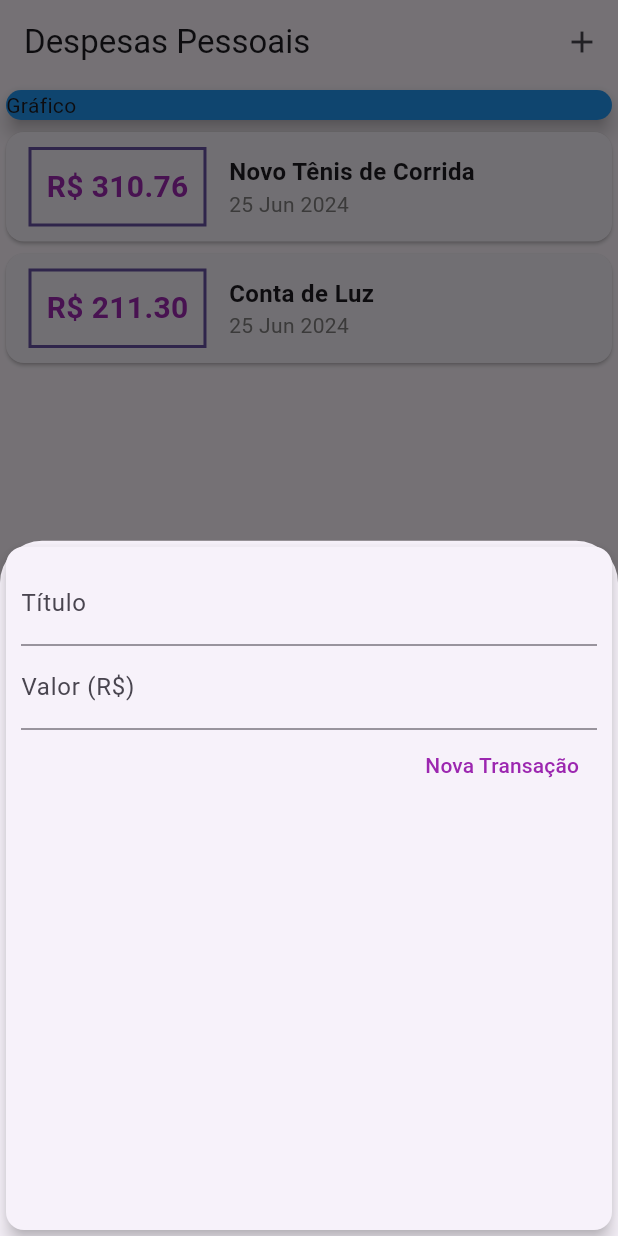
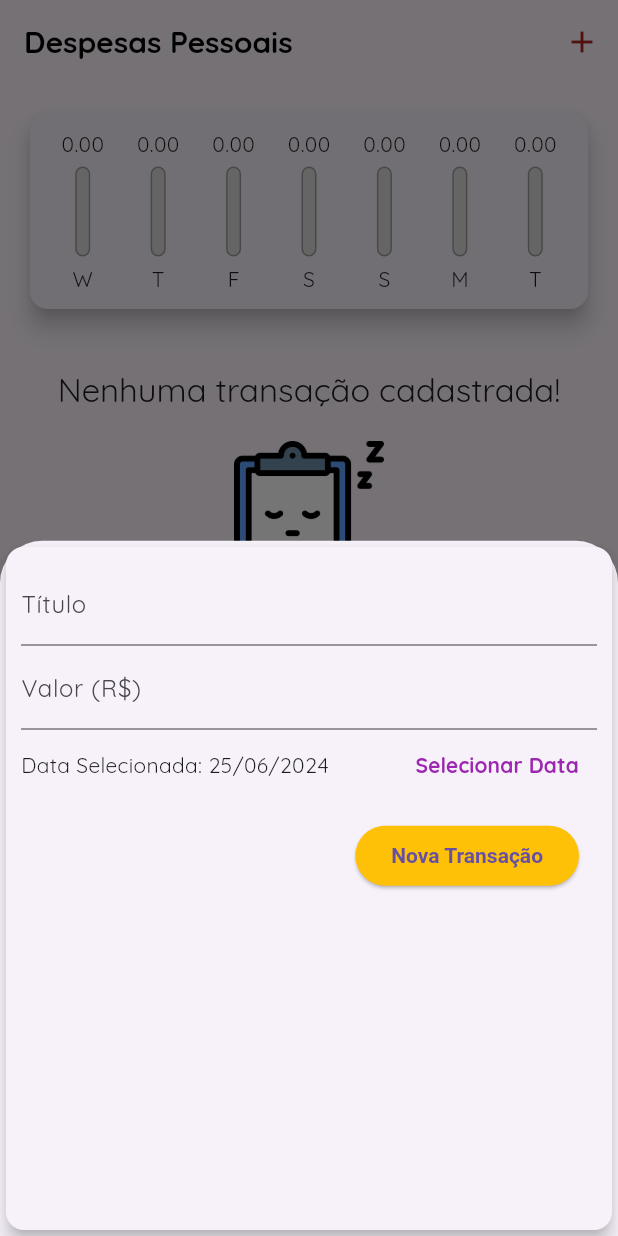
Before and after one commit to raissalves/AppControleDespesas, a Flutter app: the screen it shows after launch, after a tap on the "add" icon, on a phone screen of 412 x 824 dp. Run offline on Flutter 3.47's test engine with Material 3 defaults, Android fonts, the phone set to English and light mode, and no system bars.

Commit message:
atualizações mais recentes

```diff
--- /dev/null
+++ b/flutter_application_test1/lib/componentes/grafico.dart
@@ -0,0 +1,70 @@
+import 'package:flutter/material.dart';
+import 'package:flutter_application_test1/componentes/grafico_barra.dart';
+import 'package:intl/intl.dart';
+import '../models/transaction.dart';
+
+class Grafico extends StatelessWidget {
+  final List<Transaction> recentTransaction;
+
+  const Grafico(this.recentTransaction, {Key? key}) : super(key: key);
+
+  List<Map<String, Object>> get groupedTransactions {
+    return List.generate(7, (index) {
+      final weekDay = DateTime.now().subtract(
+        Duration(days: index),
+      );
+
+      double totalSum = 0.0;
+
+      for (var i = 0; i < recentTransaction.length; i++) {
+        bool sameDay = recentTransaction[i].date.day == weekDay.day;
+        bool sameMonth = recentTransaction[i].date.month == weekDay.month;
+        bool sameYear = recentTransaction[i].date.year == weekDay.year;
+
+        if (sameDay && sameMonth && sameYear) {
+          totalSum += recentTransaction[i].value;
+        }
+      }
+
+      print(DateFormat.E().format(weekDay)[0]);
+      print(totalSum);
+
+      return {
+        'day': DateFormat.E().format(weekDay)[0],
+        'value': totalSum,
+      };
+    }).reversed.toList();
+  }
+
+  double get _totalSemana {
+    return groupedTransactions.fold(0.0, (sum, trx) {
+      return sum + (trx['value'] as double);
+    });
+  }
+
+  @override
+  Widget build(BuildContext context) {
+    return Card(
+      elevation: 6,
+      margin: const EdgeInsets.all(20),
+      child: Padding(
+        padding: const EdgeInsets.all(10),
+        child: Row(
+          mainAxisAlignment: MainAxisAlignment.spaceAround,
+          children: groupedTransactions.map((trx) {
+            return Flexible(
+              fit: FlexFit.tight,
+              child: GraficoBarra(
+                dia: trx['day'] as String,
+                valor: trx['value'] as double,
+                porcentagem: _totalSemana == 0
+                    ? 0
+                    : (trx['value'] as double) / _totalSemana,
+              ),
+            );
+          }).toList(),
+        ),
+      ),
+    );
+  }
+}
--- /dev/null
+++ b/flutter_application_test1/lib/componentes/grafico_barra.dart
@@ -0,0 +1,57 @@
+import 'package:flutter/material.dart';
+import 'package:flutter/widgets.dart';
+
+class GraficoBarra extends StatelessWidget {
+  final String? dia;
+  final double? valor;
+  final double? porcentagem;
+
+  GraficoBarra({
+    this.dia,
+    this.valor,
+    this.porcentagem,
+    Key? key,
+  }) : super(key: key);
+
+  @override
+  Widget build(BuildContext context) {
+    return Column(
+      children: [
+        Container(
+            height: 20,
+            child: FittedBox(child: Text('${valor!.toStringAsFixed(2)}'))),
+        const SizedBox(height: 5),
+        SizedBox(
+          height: 60,
+          width: 10,
+          child: Stack(
+            alignment: Alignment.bottomCenter,
+            children: <Widget>[
+              Container(
+                decoration: BoxDecoration(
+                  border: Border.all(
+                    color: Colors.grey,
+                    width: 1.0,
+                  ),
+                  color: const Color.fromRGBO(220, 220, 220, 1),
+                  borderRadius: BorderRadius.circular(5),
+                ),
+              ),
+              FractionallySizedBox(
+                heightFactor: porcentagem,
+                child: Container(
+                  decoration: BoxDecoration(
+                    color: Theme.of(context).primaryColor,
+                    borderRadius: BorderRadius.circular(5),
+                  ),
+                ),
+              ),
+            ],
+          ),
+        ),
+        const SizedBox(height: 5),
+        Text(dia!),
+      ],
+    );
+  }
+}
--- a/flutter_application_test1/lib/componentes/transacao_form.dart
+++ b/flutter_application_test1/lib/componentes/transacao_form.dart
@@ -1,7 +1,9 @@
 import 'package:flutter/material.dart';
+import 'package:flutter/widgets.dart';
+import 'package:intl/intl.dart';
 
 class TransactionForm extends StatefulWidget {
-  final void Function(String, double) onSubmit;
+  final void Function(String, double, DateTime) onSubmit;
 
   const TransactionForm(this.onSubmit, {Key? key}) : super(key: key);
 
@@ -10,19 +12,36 @@ class TransactionForm extends StatefulWidget {
 }
 
 class _TransactionFormState extends State<TransactionForm> {
-  final titleController = TextEditingController();
-
-  final valueController = TextEditingController();
+  final _titleController = TextEditingController();
+  final _valueController = TextEditingController();
+  DateTime _selectedDate = DateTime.now();
 
   _submitForm() {
-    final title = titleController.text;
-    final value = double.tryParse(valueController.text) ?? 0;
+    final title = _titleController.text;
+    final value = double.tryParse(_valueController.text) ?? 0.0;
 
-    if (title.isEmpty || value <= 0) {
+    // ignore: unnecessary_null_comparison
+    if (title.isEmpty || value <= 0 || _selectedDate == null) {
       return;
     }
 
-    widget.onSubmit(title, value);
+    widget.onSubmit(title, value, _selectedDate);
+  }
+
+  _showDatePicker() {
+    showDatePicker(
+      context: context,
+      initialDate: DateTime.now(),
+      firstDate: DateTime(2020),
+      lastDate: DateTime.now(),
+    ).then((pickedDate) {
+      if (pickedDate == null) {
+        return;
+      }
+      setState(() {
+        _selectedDate = pickedDate;
+      });
+    });
   }
 
   @override
@@ -34,14 +53,14 @@ class _TransactionFormState extends State<TransactionForm> {
         child: Column(
           children: [
             TextField(
-              controller: titleController,
+              controller: _titleController,
               onSubmitted: (_) => _submitForm(),
               decoration: const InputDecoration(
                 labelText: 'Título',
               ),
             ),
             TextField(
-              controller: valueController,
+              controller: _valueController,
               keyboardType:
                   const TextInputType.numberWithOptions(decimal: true),
               onSubmitted: (_) => _submitForm(),
@@ -50,17 +69,53 @@ class _TransactionFormState extends State<TransactionForm> {
               ),
             ),
             Row(
+              children: <Widget>[
+                Expanded(
+                  child: Text(
+                    _selectedDate == null
+                        ? 'Nenhuma data selecionada!'
+                        : 'Data Selecionada: ${DateFormat('dd/MM/y').format(_selectedDate)}',
+                  ),
+                ),
+                TextButton(
+                  //mudar a cor do botao
+                  style: TextButtonTheme.of(context).style?.copyWith(
+                        foregroundColor:
+                            MaterialStateProperty.all(Colors.purple),
+                      ),
+                  onPressed: _showDatePicker,
+                  child: const Text(
+                    'Selecionar Data',
+                    style: TextStyle(
+                      color: Colors.purple,
+                      fontWeight: FontWeight.bold,
+                    ),
+                  ),
+                ),
+              ],
+            ),
+            Row(
               mainAxisAlignment: MainAxisAlignment.end,
               children: <Widget>[
-                TextButton(
-                  child: const Text(
-                    'Nova Transação',
-                    style: TextStyle(
-                      color: Colors.purple,
+                Padding(
+                  padding: const EdgeInsets.all(12.0),
+                  child: ElevatedButton(
+                    style: ElevatedButton.styleFrom(
+                      foregroundColor: Theme.of(context).primaryColor,
+                      backgroundColor: Theme.of(context).secondaryHeaderColor,
+                      textStyle: const TextStyle(
+                        fontWeight: FontWeight.bold,
+                      ),
+                    ),
+                    onPressed: _submitForm,
+                    child: Text(
+                      'Nova Transação',
+                      style: TextStyle(
+                        color: Theme.of(context).primaryColor,
+                      ),
                     ),
                   ),
-                  onPressed: _submitForm,
-                )
+                ),
               ],
             ),
           ],
--- a/flutter_application_test1/lib/componentes/transacao_lista.dart
+++ b/flutter_application_test1/lib/componentes/transacao_lista.dart
@@ -1,64 +1,92 @@
 import 'package:flutter/material.dart';
+import 'package:flutter/widgets.dart';
 import '../models/transaction.dart';
 import 'package:intl/intl.dart';
 
 class TransacaoLista extends StatelessWidget {
   final List<Transaction> transactions;
+  final void Function(String) onRemove;
+  final void Function(String) onUpdate;
 
-  const TransacaoLista(this.transactions, {Key? key}) : super(key: key);
+  const TransacaoLista(this.transactions, this.onRemove, this.onUpdate);
 
   //lista de transações
   @override
   Widget build(BuildContext context) {
     return SizedBox(
-      height: 300,
-      child: ListView.builder(
+      height: 420,
+
+      //operação ternaria para verificar se a lista de transações está vazia
+      child: transactions.isEmpty
+          ? Column(
+              children: [
+                const SizedBox(height: 20),
+                Text(
+                  'Nenhuma transação cadastrada!',
+                  style: Theme.of(context).textTheme.titleLarge,
+                ),
+                const SizedBox(height: 20),
+                SizedBox(
+                  height: 100,
+                  child: Image.asset(
+                    'recusos/imagens/waiting.png',
+                    fit: BoxFit.cover,
+                  ),
+                ),
+              ],
+            )
+
+          //caso a lista de transações não esteja vazia, será exibida a lista de transações
+          : ListView.builder(
               itemCount: transactions.length,
               itemBuilder: (context, index) {
-          final tr = transactions[index];
+                final trx = transactions[index];
                 return Card(
-            child: Row(
-              children: [
-                Container(
+                  elevation: 5,
                   margin: const EdgeInsets.symmetric(
-                    horizontal: 15,
-                    vertical: 10,
+                    vertical: 8,
+                    horizontal: 5,
                   ),
-                  decoration: BoxDecoration(
-                    border: Border.all(
-                      color: Theme.of(context).primaryColor,
-                      width: 2,
-                    ),
-                  ),
-                  padding: const EdgeInsets.all(10),
-                  child: Text(
-                    'R\$ ${tr.value.toStringAsFixed(2)}',
-                    style: const TextStyle(
-                      fontWeight: FontWeight.bold,
-                      fontSize: 20,
-                      color: Colors.purple,
+                  child: ListTile(
+                    leading: CircleAvatar(
+                      radius: 30,
+                      child: Padding(
+                        padding: const EdgeInsets.all(6),
+                        child: FittedBox(
+                          child: Text(DateFormat('dd/MM').format(trx.date)),
                         ),
                       ),
                     ),
-                Column(
-                  crossAxisAlignment: CrossAxisAlignment.start,
+                    title: Text(
+                      trx.title,
+                      style: Theme.of(context).textTheme.titleLarge,
+                    ),
+                    subtitle: Row(
                       children: [
                         Text(
-                      tr.title,
-                      style: const TextStyle(
-                        fontSize: 16,
-                        fontWeight: FontWeight.bold,
-                      ),
+                          'R\$${trx.value}',
+                          style: Theme.of(context).textTheme.titleMedium,
                         ),
                         Text(
-                      DateFormat('d MMM y').format(tr.date),
-                      style: const TextStyle(
-                        color: Color.fromARGB(255, 128, 127, 127),
-                      ),
+                          DateFormat(' - dd MMM y').format(trx.date),
+                          style: Theme.of(context).textTheme.titleMedium,
                         ),
                       ],
                     ),
+                    //botão de exclusão de transação
+                    trailing: Row(
+                      mainAxisSize: MainAxisSize.min,
+                      children: [
+                        IconButton(
+                          icon: const Icon(Icons.edit),
+                          onPressed: () => onUpdate(trx.id),
+                        ),
+                        IconButton(
+                          icon: const Icon(Icons.delete),
+                          onPressed: () => onRemove(trx.id),
+                        ),
                       ],
+                    ),
                   ),
                 );
               },
--- a/flutter_application_test1/lib/main.dart
+++ b/flutter_application_test1/lib/main.dart
@@ -2,6 +2,7 @@ import 'package:flutter/material.dart';
 import 'package:flutter_application_test1/componentes/transacao_form.dart';
 import 'package:flutter_application_test1/componentes/transacao_lista.dart';
 import 'dart:math';
+import 'componentes/grafico.dart';
 import 'models/transaction.dart';
 
 main() => runApp(DespesasApp());
@@ -13,11 +14,18 @@ class DespesasApp extends StatelessWidget {
   @override
   Widget build(BuildContext context) {
     return MaterialApp(
-      home: const MyHomePage(),
-      theme: tema.copyWith(
-        colorScheme: tema.colorScheme.copyWith(
-          primary: Colors.purple,
-          secondary: Colors.amber,
+      home: MyHomePage(),
+      //tema do app para definir cores personalizadas do app e fontes
+      theme: ThemeData(
+        primarySwatch: Colors.purple,
+        secondaryHeaderColor: Colors.amber,
+        fontFamily: 'Quicksand',
+        appBarTheme: const AppBarTheme(
+          titleTextStyle: TextStyle(
+            fontFamily: 'QuickSand',
+            fontSize: 20,
+            fontWeight: FontWeight.bold,
+          ),
         ),
       ),
     );
@@ -32,34 +40,51 @@ class MyHomePage extends StatefulWidget {
 }
 
 class _MyHomePageState extends State<MyHomePage> {
-  final _transactions = [
-    Transaction(
-      id: 't1',
-      title: 'Novo Tênis de Corrida',
-      value: 310.76,
-      date: DateTime.now(),
-    ),
-    Transaction(
-      id: 't2',
-      title: 'Conta de Luz',
-      value: 211.30,
-      date: DateTime.now(),
-    ),
-  ];
+  final List<Transaction> _transactions = [];
+  List<Transaction> get _recentTransactions {
+    return _transactions.where((tr) {
+      return tr.date.isAfter(DateTime.now().subtract(const Duration(days: 7)));
+    }).toList();
+  }
 
-  _addTransaction(String title, double value) {
+  _addTransaction(String title, double valor, DateTime data) {
     final newTransaction = Transaction(
       id: Random().nextDouble().toString(),
       title: title,
-      value: value,
-      date: DateTime.now(),
+      value: valor,
+      date: data,
     );
-
-    setState(() {
-      _transactions.add(newTransaction);
-    });
+    //verificar se existe um id
+    if (newTransaction.id == null) {
+      _atualizarTransacao(newTransaction.id, title, valor, data);
+    } else {
+      setState(() {
+        _transactions.add(newTransaction);
+      });
+    }
 
     Navigator.of(context).pop();
+  }
+
+  _removeTransacao(String id) {
+    setState(() {
+      _transactions.removeWhere((trx) => trx.id == id);
+    });
+  }
+
+  _atualizarTransacao(
+      String id, String novoTitulo, double novoValor, DateTime novaData) {
+    final index = _transactions.indexWhere((tx) => tx.id == id);
+    if (index >= 0) {
+      setState(() {
+        _transactions[index] = Transaction(
+          id: id,
+          title: novoTitulo,
+          value: novoValor,
+          date: novaData,
+        );
+      });
+    }
   }
 
   _openTransactionFormModal(BuildContext context) {
@@ -75,10 +100,18 @@ class _MyHomePageState extends State<MyHomePage> {
   Widget build(BuildContext context) {
     return Scaffold(
       appBar: AppBar(
-        title: const Text('Despesas Pessoais'),
+        title: const Text(
+          'Despesas Pessoais',
+          style: TextStyle(
+            fontFamily: 'QuickSand',
+            fontSize: 20,
+            color: Colors.black,
+          ),
+        ),
         actions: [
           IconButton(
             icon: const Icon(Icons.add),
+            color: Theme.of(context).errorColor,
             onPressed: () => _openTransactionFormModal(context),
           ),
         ],
@@ -87,15 +120,10 @@ class _MyHomePageState extends State<MyHomePage> {
         child: Column(
           crossAxisAlignment: CrossAxisAlignment.stretch,
           children: [
-            const SizedBox(
-              child: Card(
-                color: Colors.blue,
-                child: Text('Gráfico'),
-                elevation: 5,
-              ),
-            ),
-            TransacaoLista(_transactions),
-          ],
+            Grafico(_recentTransactions),
+            TransacaoLista(
+                _transactions, _removeTransacao, (id) => _atualizarTransacao),
+          ], //children
         ),
       ),
       floatingActionButton: FloatingActionButton(
--- a/flutter_application_test1/lib/models/transaction.dart
+++ b/flutter_application_test1/lib/models/transaction.dart
@@ -1,5 +1,3 @@
-import 'package:flutter/foundation.dart';
-
 class Transaction {
   final String id;
   final String title;
```
Also changed, not shown: flutter_application_test1/pubspec.yaml (+15 -9 lines), flutter_application_test1/recusos/fontes/fonts/OpenSans-Bold.ttf (added), flutter_application_test1/recusos/fontes/fonts/OpenSans-Regular.ttf (added), flutter_application_test1/recusos/fontes/fonts/Quicksand-Bold.ttf (added), flutter_application_test1/recusos/fontes/fonts/Quicksand-Light.ttf (added), flutter_application_test1/recusos/fontes/fonts/Quicksand-Medium.ttf (added), flutter_application_test1/recusos/fontes/fonts/Quicksand-Regular.ttf (added), flutter_application_test1/recusos/imagens/nao-pergunte.png (added), flutter_application_test1/recusos/imagens/waiting.png (added). Lines whose indentation alone changed are shown as unchanged.
